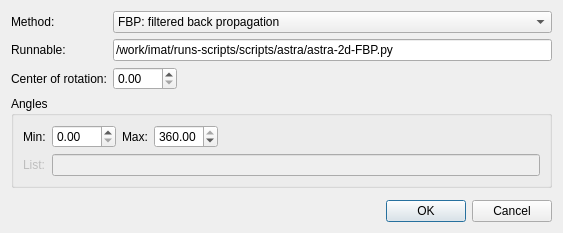
The window that MantidQt/CustomInterfaces/inc/MantidQtCustomInterfaces/Tomography/TomoToolConfigAstra.ui (mantidproject/mantid) describes before a commit, drawn with Qt 5.
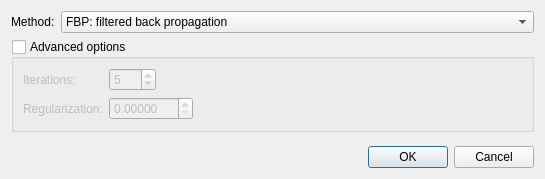
The same window after the commit.

Commit message: add updated dialogs of tomo reconstruction tools, re #12900

```diff
--- a/MantidQt/CustomInterfaces/inc/MantidQtCustomInterfaces/Tomography/TomoToolConfigAstra.ui
+++ b/MantidQt/CustomInterfaces/inc/MantidQtCustomInterfaces/Tomography/TomoToolConfigAstra.ui
@@ -9,136 +9,31 @@
    <rect>
     <x>0</x>
     <y>0</y>
-    <width>563</width>
-    <height>233</height>
+    <width>545</width>
+    <height>179</height>
    </rect>
   </property>
   <property name="windowTitle">
    <string>Astra Toolbox Configuration</string>
   </property>
-  <layout class="QGridLayout" name="gridLayout_3">
-   <item row="0" column="0">
-    <layout class="QGridLayout" name="gridLayout_2">
-     <item row="4" column="0" colspan="3">
-      <widget class="QGroupBox" name="groupBox">
-       <property name="title">
-        <string>Angles</string>
-       </property>
-       <layout class="QGridLayout" name="gridLayout">
-        <item row="0" column="0">
-         <widget class="QLabel" name="label_runnable_2">
-          <property name="text">
-           <string>Min:</string>
-          </property>
-         </widget>
-        </item>
-        <item row="0" column="4">
-         <spacer name="horizontalSpacer_2">
-          <property name="orientation">
-           <enum>Qt::Horizontal</enum>
-          </property>
-          <property name="sizeHint" stdset="0">
-           <size>
-            <width>174</width>
-            <height>20</height>
-           </size>
-          </property>
-         </spacer>
-        </item>
-        <item row="1" column="0">
-         <widget class="QLabel" name="label_runnable_4">
-          <property name="enabled">
-           <bool>false</bool>
-          </property>
-          <property name="text">
-           <string>List:</string>
-          </property>
-         </widget>
-        </item>
-        <item row="0" column="2">
-         <widget class="QLabel" name="label_runnable_3">
-          <property name="text">
-           <string>Max:</string>
-          </property>
-         </widget>
-        </item>
-        <item row="1" column="1" colspan="4">
-         <widget class="QLineEdit" name="lineEdit">
-          <property name="enabled">
-           <bool>false</bool>
-          </property>
-         </widget>
-        </item>
-        <item row="0" column="3">
-         <widget class="QDoubleSpinBox" name="doubleSpinBox_angle_max">
-          <property name="maximum">
-           <double>360.000000000000000</double>
-          </property>
-          <property name="value">
-           <double>360.000000000000000</double>
-          </property>
-         </widget>
-        </item>
-        <item row="0" column="1">
-         <widget class="QDoubleSpinBox" name="doubleSpinBox_angle_min">
-          <property name="maximum">
-           <double>180.000000000000000</double>
-          </property>
-         </widget>
-        </item>
-       </layout>
-      </widget>
-     </item>
-     <item row="3" column="1">
-      <widget class="QDoubleSpinBox" name="doubleSpinBox_center_rot">
-       <property name="maximum">
-        <double>180.000000000000000</double>
-       </property>
-      </widget>
-     </item>
-     <item row="1" column="0">
-      <widget class="QLabel" name="label">
+  <layout class="QVBoxLayout" name="verticalLayout">
+   <item>
+    <layout class="QHBoxLayout" name="horizontalLayout_2">
+     <item>
+      <widget class="QLabel" name="label_method">
        <property name="text">
         <string>Method:</string>
        </property>
       </widget>
      </item>
-     <item row="2" column="1" colspan="2">
-      <widget class="QLineEdit" name="lineEdit_runnable">
-       <property name="text">
-        <string>/work/imat/runs-scripts/scripts/astra/astra-2d-FBP.py</string>
-       </property>
-      </widget>
-     </item>
-     <item row="2" column="0">
-      <widget class="QLabel" name="label_runnable">
-       <property name="text">
-        <string>Runnable:</string>
-       </property>
-      </widget>
-     </item>
-     <item row="3" column="0">
-      <widget class="QLabel" name="label_cli_options">
-       <property name="text">
-        <string>Center of rotation:</string>
-       </property>
-      </widget>
-     </item>
-     <item row="3" column="2">
-      <spacer name="horizontalSpacer_4">
-       <property name="orientation">
-        <enum>Qt::Horizontal</enum>
-       </property>
-       <property name="sizeHint" stdset="0">
-        <size>
-         <width>40</width>
-         <height>20</height>
-        </size>
-       </property>
-      </spacer>
-     </item>
-     <item row="1" column="1" colspan="2">
+     <item>
       <widget class="QComboBox" name="comboBox_method">
+       <property name="sizePolicy">
+        <sizepolicy hsizetype="Preferred" vsizetype="Fixed">
+         <horstretch>1</horstretch>
+         <verstretch>0</verstretch>
+        </sizepolicy>
+       </property>
        <item>
         <property name="text">
          <string>FBP: filtered back propagation</string>
@@ -153,7 +48,85 @@
      </item>
     </layout>
    </item>
-   <item row="1" column="0">
+   <item>
+    <widget class="QGroupBox" name="groupBox">
+     <property name="title">
+      <string>Advanced options</string>
+     </property>
+     <property name="checkable">
+      <bool>true</bool>
+     </property>
+     <property name="checked">
+      <bool>false</bool>
+     </property>
+     <layout class="QGridLayout" name="gridLayout">
+      <item row="0" column="0">
+       <widget class="QLabel" name="label_iter">
+        <property name="text">
+         <string>Iterations:</string>
+        </property>
+       </widget>
+      </item>
+      <item row="0" column="1">
+       <widget class="QSpinBox" name="spinBox_iter">
+        <property name="minimum">
+         <number>1</number>
+        </property>
+        <property name="maximum">
+         <number>999</number>
+        </property>
+        <property name="value">
+         <number>5</number>
+        </property>
+       </widget>
+      </item>
+      <item row="0" column="2" colspan="2">
+       <spacer name="horizontalSpacer_4">
+        <property name="orientation">
+         <enum>Qt::Horizontal</enum>
+        </property>
+        <property name="sizeHint" stdset="0">
+         <size>
+          <width>178</width>
+          <height>20</height>
+         </size>
+        </property>
+       </spacer>
+      </item>
+      <item row="1" column="0">
+       <widget class="QLabel" name="label_cli_options">
+        <property name="text">
+         <string>Regularization:</string>
+        </property>
+       </widget>
+      </item>
+      <item row="1" column="1" colspan="2">
+       <widget class="QDoubleSpinBox" name="doubleSpinBox_regularization">
+        <property name="decimals">
+         <number>5</number>
+        </property>
+        <property name="maximum">
+         <double>180.000000000000000</double>
+        </property>
+       </widget>
+      </item>
+      <item row="1" column="3">
+       <spacer name="horizontalSpacer_5">
+        <property name="orientation">
+         <enum>Qt::Horizontal</enum>
+        </property>
+        <property name="sizeHint" stdset="0">
+         <size>
+          <width>305</width>
+          <height>20</height>
+         </size>
+        </property>
+       </spacer>
+      </item>
+     </layout>
+    </widget>
+   </item>
+   <item>
     <spacer name="verticalSpacer">
      <property name="orientation">
       <enum>Qt::Vertical</enum>
@@ -166,7 +139,7 @@
      </property>
     </spacer>
    </item>
-   <item row="2" column="0">
+   <item>
     <layout class="QHBoxLayout" name="horizontalLayout">
      <item>
       <spacer name="horizontalSpacer">
```
The commit also changes 2 other files.
